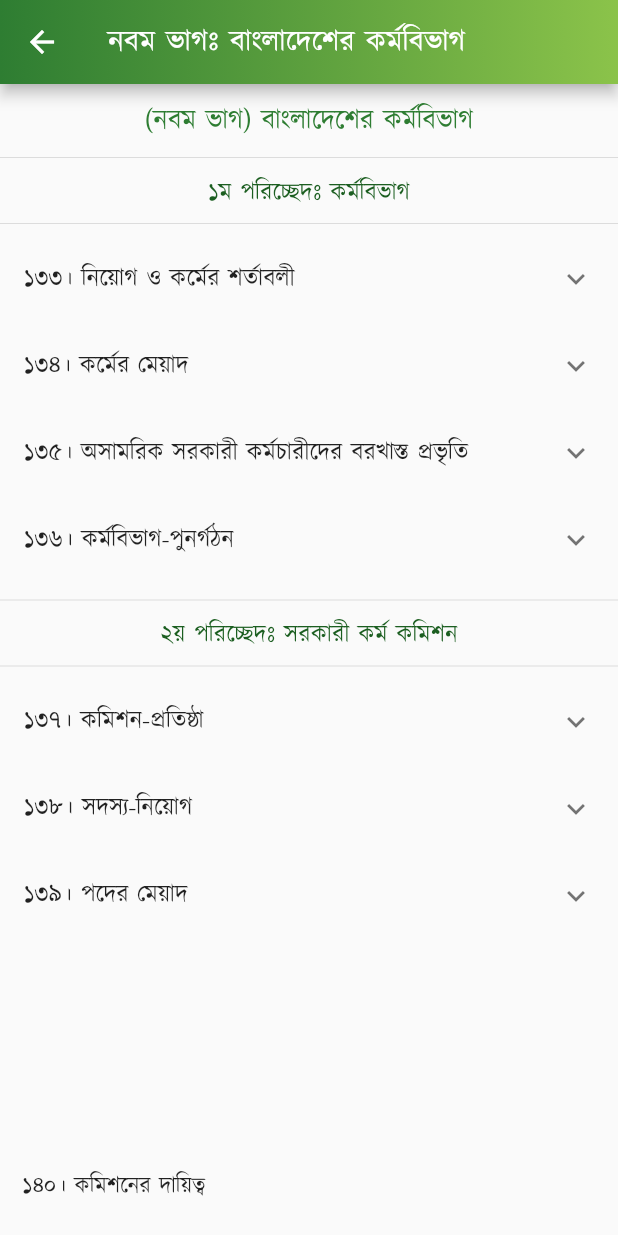
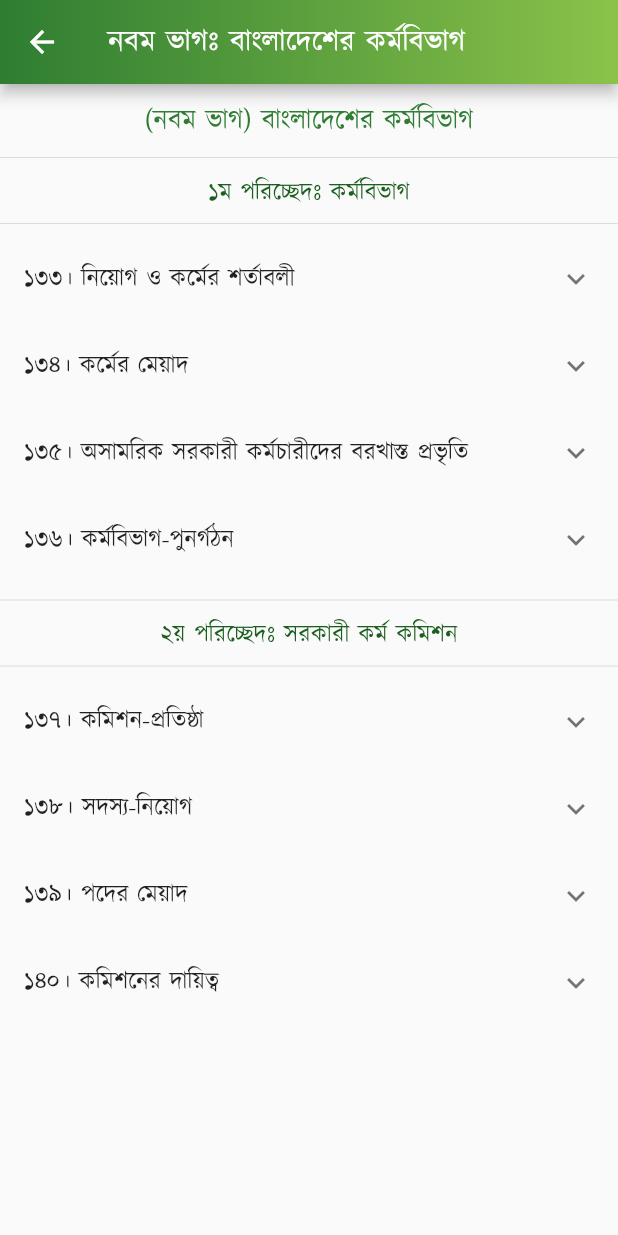
Before and after one commit to Azimul-Haque/flutter-onesignal, a Flutter app: the PartNine screen opened directly, on a phone screen of 412 x 824 dp. Run offline on Flutter 3.47's test engine with Material 2 defaults, Android fonts, the phone set to English and light mode, and no system bars; our stand-ins replace fluttertoast, package_info_plus, percent_indicator, shared_preferences, sqflite; missing offline and left inert: blinking_text, flutter_share, onesignal_flutter, slide_popup_dialog; accounts and stored records are empty; network calls fail.

Commit message:
Commit Sat 04/30/2022  0:15:29.19 12740

```diff
--- a/lib/pages/constitution/part9.dart
+++ b/lib/pages/constitution/part9.dart
@@ -160,11 +160,26 @@ class PartNine extends StatelessWidget {
               )),
             ],
           ),
+          ExpansionTile(
+            title: Text('১৪০। কমিশনের দায়িত্ব'),
+            children: <Widget>[
+              ListTile(
+                  title: SelectableText(
+                '১৩৮। (১) প্রত্যেক সরকারী কর্ম কমিশনের সভাপতি ও অন্যান্য সদস্য রাষ্ট্রপতি কর্তৃক নিযুক্ত হইবেন: \nতবে শর্ত থাকে যে, প্রত্যেক কমিশনের যতদূর সম্ভব অর্ধেক (তবে অর্ধেকের কম নহে) সংখ্যক সদস্য এমন ব্যক্তিগণ হইবেন, যাঁহারা কুড়ি বৎসর বা ততোধিককাল বাংলাদেশের রাষ্ট্রীয় সীমানার মধ্যে যে কোন সময়ে কার্যরত কোন সরকারের কর্মে কোন পদে অধিষ্ঠিত ছিলেন।',
+                textAlign: TextAlign.justify,
+              )),
+              ListTile(
+                  title: SelectableText(
+                '(২) সংসদ কর্তৃক প্রণীত যে কোন আইন-সাপেক্ষে কোন সরকারী কর্ম কমিশনের সভাপতি ও অন্যান্য সদস্যের কর্মের শর্তাবলী রাষ্ট্রপতি আদেশের দ্বারা যেরূপ নির্ধারণ করিবেন, সেইরূপ হইবে।',
+                textAlign: TextAlign.justify,
+              )),
+            ],
+          ),
           Padding(
             padding: EdgeInsets.all(15),
             child: Column(children: <Widget>[
               Text(
-                " \n\n \n\n \n\n১৪০। কমিশনের দায়িত্ব \n\n১৪১। বার্ষিক রিপোর্ট \n\n\nনবম-ক ভাগ জরুরী বিধানাবলী \n\n১৪১ক। জরুরী-অবস্থা ঘোষণা \n\n১৪১খ। জরুরী-অবস্থার সময় সংবিধানের কতিপয় অনুচ্ছেদের বিধান স্থগিতকরণ \n\n১৪১গ। জরুরী-অবস্থার সময় মৌলিক অধিকারসমূহ স্থগিতকরণ",
+                " \n\n \n\n \n\n \n\n১৪১। বার্ষিক রিপোর্ট \n\n\nনবম-ক ভাগ জরুরী বিধানাবলী \n\n১৪১ক। জরুরী-অবস্থা ঘোষণা \n\n১৪১খ। জরুরী-অবস্থার সময় সংবিধানের কতিপয় অনুচ্ছেদের বিধান স্থগিতকরণ \n\n১৪১গ। জরুরী-অবস্থার সময় মৌলিক অধিকারসমূহ স্থগিতকরণ",
                 style:
                     TextStyle(color: Colors.black87, fontSize: 15, height: 1.5),
                 textAlign: TextAlign.justify,
```
